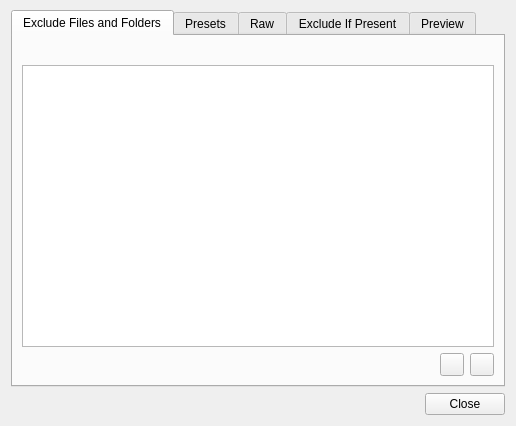
Qt form src/vorta/assets/UI/exclude_dialog.ui (borgbase/vorta) before a commit.
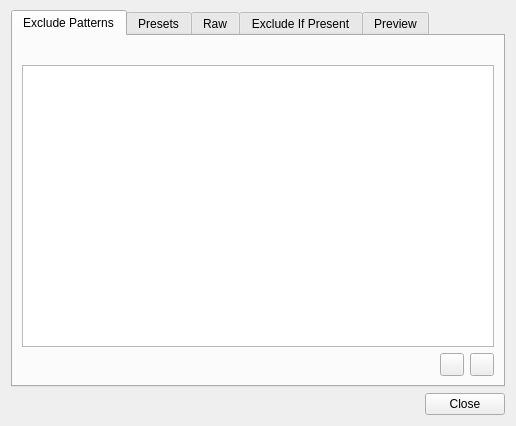
The same form after that commit.

Commit message: Changed the tab title

Patch:
```diff
--- a/src/vorta/assets/UI/exclude_dialog.ui
+++ b/src/vorta/assets/UI/exclude_dialog.ui
@@ -24,7 +24,7 @@
      </property>
      <widget class="QWidget" name="tab">
       <attribute name="title">
-       <string>Exclude Files and Folders</string>
+       <string>Exclude Patterns</string>
       </attribute>
       <layout class="QVBoxLayout" name="verticalLayout_3">
        <item>
```
